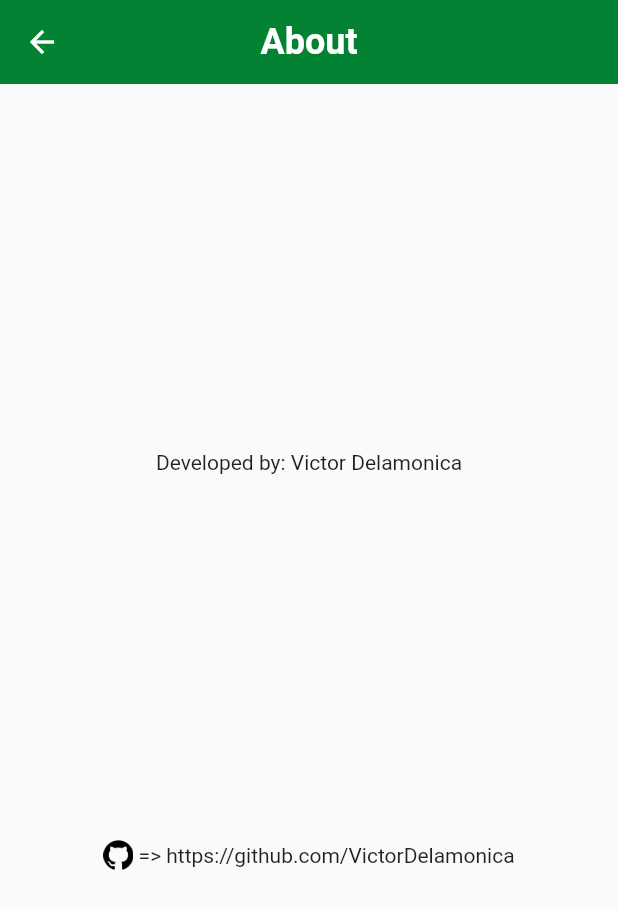
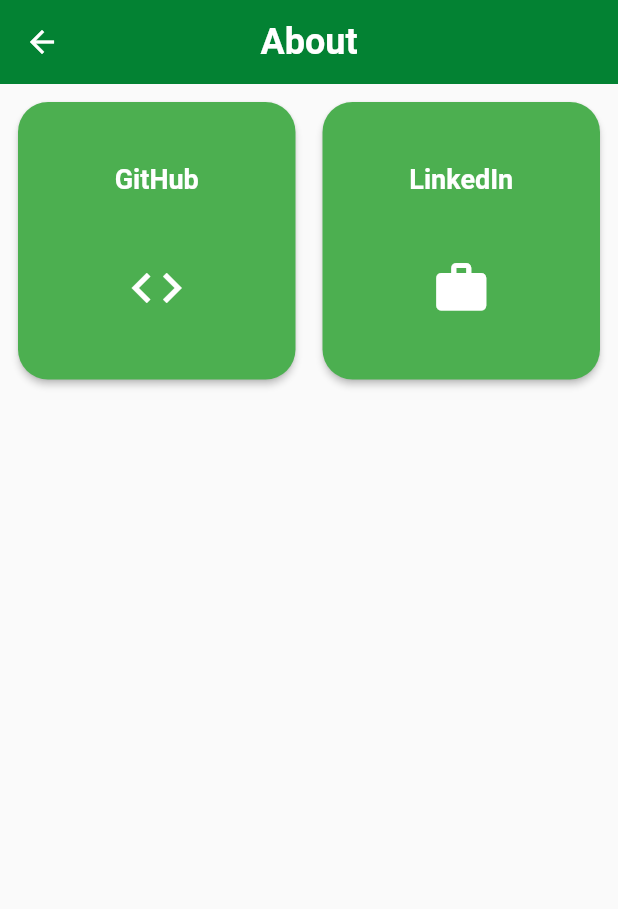
Before and after one commit to VictorDelamonica/NutriScan, a Flutter app: the AboutPage screen opened directly, on a phone screen of 412 x 824 dp. Shown: the top 909 px of the screen. Run offline on Flutter 3.47's test engine with Material 2 defaults, Android fonts, the phone set to English and light mode, and no system bars; our stand-ins replace camera, firebase_auth, firebase_core, firebase_database; accounts and stored records are empty.

Commit message:
Add Github and Linkedin in about page

```diff
--- a/lib/Pages/About/about.dart
+++ b/lib/Pages/About/about.dart
@@ -1,12 +1,8 @@
-import 'package:camera/camera.dart';
 import 'package:flutter/material.dart';
-import 'package:flutter/services.dart';
-import 'package:nutriscan/Utilities/buttons.dart';
-import 'package:firebase_auth/firebase_auth.dart';
 import 'package:nutriscan/Utilities/card.dart';
+import 'package:url_launcher/url_launcher_string.dart';
 
 import '../../Utilities/appBar.dart';
-import '../../camera/camera.dart';
 
 class AboutPage extends StatefulWidget {
   const AboutPage({super.key});
@@ -24,20 +20,36 @@
       }),
       body: Center(
         child: Column(
-          mainAxisAlignment: MainAxisAlignment.spaceEvenly,
-          mainAxisSize: MainAxisSize.max,
           children: [
-            const Text('Developed by: Victor Delamonica'),
-            Row(
-              mainAxisAlignment: MainAxisAlignment.center,
-              mainAxisSize: MainAxisSize.max,
-              children: [
-                Image(
-                    image: Image.asset("assets/images/github.png").image,
-                    width: 20,
-                    height: 20),
-                const Text(" => https://github.com/VictorDelamonica")
-              ],
+            Expanded(
+              child: Stack(
+                children: [
+                  Align(
+                    alignment: Alignment.bottomCenter,
+                    child: Padding(
+                      padding: const EdgeInsets.all(8.0),
+                      child: GridView(
+                        gridDelegate: const SliverGridDelegateWithFixedCrossAxisCount(
+                          crossAxisCount: 2,
+                          mainAxisSpacing: 10,
+                          crossAxisSpacing: 10,
+                          childAspectRatio: 1.0,
+                        ),
+                        children: [
+                          CustomCard("GitHub", Icons.code, () {
+                            const url = "https://github.com/VictorDelamonica";
+                            launchUrlString(url);
+                          }),
+                          CustomCard("LinkedIn", Icons.work, () {
+                            const url = "https://www.linkedin.com/in/victor-delamonica/";
+                            launchUrlString(url);
+                          }),
+                        ],
+                      ),
+                    ),
+                  ),
+                ],
+              ),
             ),
           ],
         ),
@@ -45,3 +57,11 @@
     );
   }
 }
+
+void launchURL(String url) async {
+  if (await canLaunchUrlString(url)) {
+    await launchUrlString(url);
+  } else {
+    throw 'Impossible de lancer $url';
+  }
+}
--- a/lib/main.dart
+++ b/lib/main.dart
@@ -22,10 +22,7 @@
   @override
   Widget build(BuildContext context) {
     return MaterialApp(
-      title: 'Flutter Demo',
-      theme: ThemeData(
-        primarySwatch: Colors.blue,
-      ),
+      title: 'NutriScan',
       home: FirebaseAuth.instance.currentUser != null ? const HomePage() : const MyHomePage(title: 'Flutter Demo Home Page'),
     );
   }
--- a/pubspec.yaml
+++ b/pubspec.yaml
@@ -38,6 +38,7 @@
   camera: ^0.10.5
   flutter_launcher_icons: ^0.13.1
   firebase_database: ^10.2.2
+  url_launcher: ^6.0.0
 
 flutter_launcher_icons:
   android: "launcher_icon"
```
Also changed, not shown: lib/Pages/Profile/profile.dart (+13 -63 lines), pubspec.lock, 7 other files.
